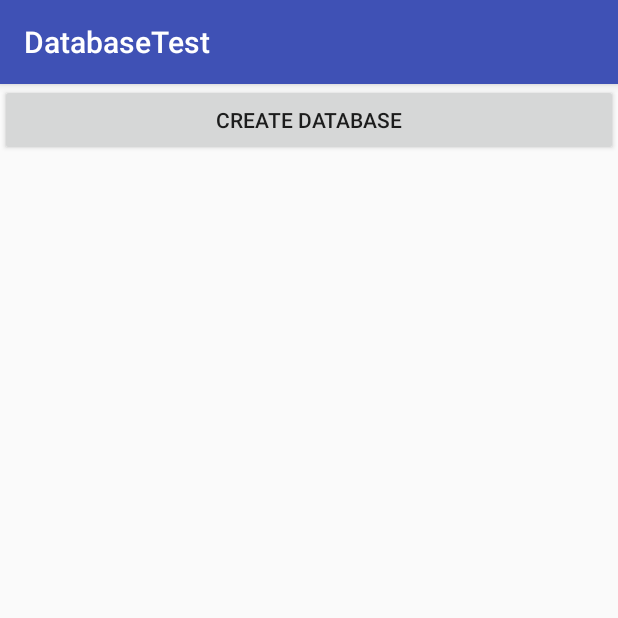
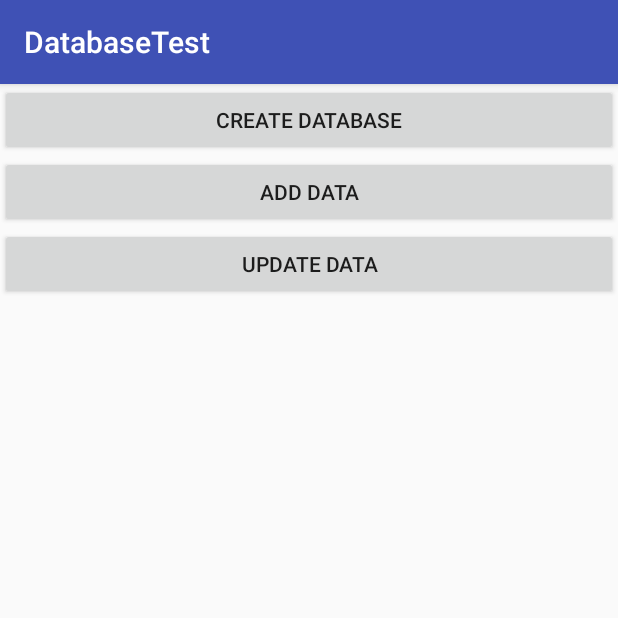
Before and after one commit to dccif-zz/MyAndroidLearning, an Android app: the screen it shows after launch (MainActivity), on a phone screen of 412 x 824 dp, the top half of it. Run offline under Robolectric (Android 15) with nearby library versions, the phone set to English and light mode, and no system bars.

Commit message:
Create & Update

```diff
--- a/DatabaseTest/app/src/main/res/layout/activity_main.xml
+++ b/DatabaseTest/app/src/main/res/layout/activity_main.xml
@@ -7,4 +7,16 @@
         android:layout_width="match_parent"
         android:layout_height="wrap_content"
         android:text="Create database"/>
+
+    <Button
+        android:id="@+id/add_data"
+        android:layout_width="match_parent"
+        android:layout_height="wrap_content"
+        android:text="Add data"/>
+
+    <Button
+        android:id="@+id/update_data"
+        android:layout_width="match_parent"
+        android:layout_height="wrap_content"
+        android:text="Update data"/>
 </LinearLayout>
```
